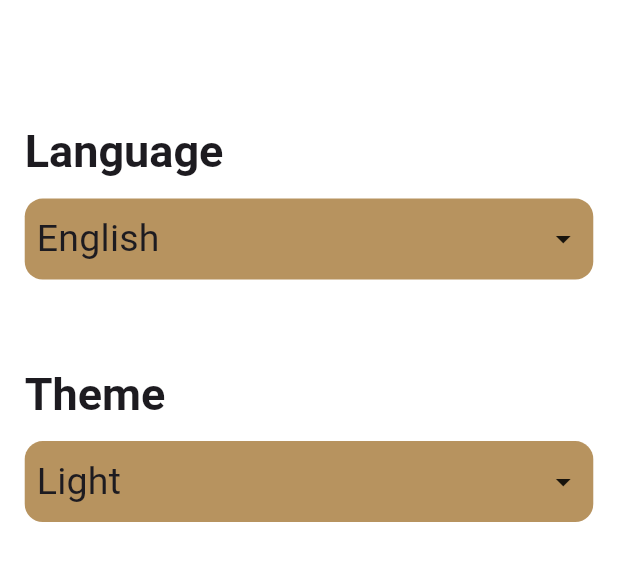
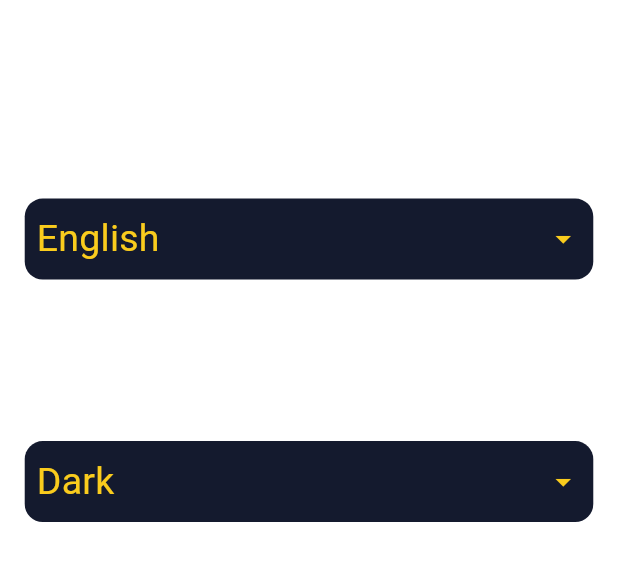
Before and after one commit to ayoussef22/islami_app, a Flutter app: the SettingsTab widget shown alone on an empty page, opened directly, on a phone screen of 412 x 824 dp. Shown: the top 561 px of the screen. Run offline on Flutter 3.47's test engine with Material 3 defaults, Android fonts, the phone set to English and light mode, and no system bars; our stand-ins replace shared_preferences; accounts and stored records are empty; generated files the repository leaves out were written again.

```diff
--- a/lib/Home/Settings/SettingsTab.dart
+++ b/lib/Home/Settings/SettingsTab.dart
@@ -2,6 +2,7 @@ import 'package:flutter/material.dart';
 import 'package:islami_app/Home/Settings/LanguageBottomSheet.dart';
 import 'package:flutter_gen/gen_l10n/app_localizations.dart';
 import 'package:islami_app/Home/Settings/ThemeBottomSheet.dart';
+import 'package:islami_app/MyTheme.dart';
 import 'package:islami_app/Providers/AppConfigProvider.dart';
 import 'package:provider/provider.dart';
 
@@ -41,7 +42,11 @@ class _SettingsTabState extends State<SettingsTab> {
                 Text(provider.appLanguage=='en'?
                 AppLocalizations.of(context)!.english :
                 AppLocalizations.of(context)!.arabic
-                  ,style: Theme.of(context).textTheme.titleMedium,), Icon(Icons.arrow_drop_down_outlined)
+                  ,style: Theme.of(context).textTheme.titleMedium,),
+                Icon(Icons.arrow_drop_down_outlined,
+                    color: provider.appTheme==ThemeMode.dark?
+                    MyTheme.yellowColor:
+                    Colors.black)
               ],
             ),
           ),
@@ -66,7 +71,11 @@ class _SettingsTabState extends State<SettingsTab> {
                   Text(provider.appTheme==ThemeMode.dark?
                   AppLocalizations.of(context)!.dark :
                   AppLocalizations.of(context)!.light
-                    ,style: Theme.of(context).textTheme.titleMedium), Icon(Icons.arrow_drop_down_outlined)
+                    ,style: Theme.of(context).textTheme.titleMedium),
+                  Icon(Icons.arrow_drop_down_outlined,
+                  color: provider.appTheme==ThemeMode.dark?
+                    MyTheme.yellowColor:
+                    Colors.black)
                 ],
               ),
             ),
--- a/lib/Providers/AppConfigProvider.dart
+++ b/lib/Providers/AppConfigProvider.dart
@@ -1,22 +1,37 @@
 import 'package:flutter/material.dart';
+import 'package:shared_preferences/shared_preferences.dart';
 
 class AppConfigProvider extends ChangeNotifier{
   String appLanguage='en';
-  ThemeMode appTheme=ThemeMode.light;
+  ThemeMode appTheme=ThemeMode.system;
 
-  void ChangeAppLanguage(String newLanguage){
+   late final SharedPreferences prefs;
+  void init()async{
+    prefs=await SharedPreferences.getInstance();
+    appLanguage=prefs.getString("language")??'en';
+    String theme=prefs.getString("theme")??'light';
+    if(theme==ThemeMode.light){
+      appTheme=ThemeMode.light;
+    }else{
+      appTheme=ThemeMode.dark;
+    }
+    notifyListeners();
+  }
+  void ChangeAppLanguage(String newLanguage)async{
     if(appLanguage==newLanguage){
       return;
     }
     appLanguage=newLanguage;
+    await prefs.setString("language", newLanguage);
     notifyListeners();
   }
 
-  void ChangeAppTheme(ThemeMode newTheme){
+  void ChangeAppTheme(ThemeMode newTheme) async{
     if(appTheme==newTheme){
       return;
     }
     appTheme=newTheme;
+    await prefs.setString('theme', newTheme==ThemeMode.light?"light":"dark");
     notifyListeners();
   }
 }
--- a/lib/main.dart
+++ b/lib/main.dart
@@ -6,9 +6,10 @@ import 'package:islami_app/MyTheme.dart';
 import 'package:flutter_gen/gen_l10n/app_localizations.dart';
 import 'package:islami_app/Providers/AppConfigProvider.dart';
 import 'package:provider/provider.dart';
-void main(){
+void main()async{
+  WidgetsFlutterBinding.ensureInitialized();
   runApp(ChangeNotifierProvider(
-    create: (context)=>AppConfigProvider(),
+    create: (context)=>AppConfigProvider()..init(),
       child: MyApp()));
 }
 class MyApp extends StatelessWidget{
--- a/pubspec.yaml
+++ b/pubspec.yaml
@@ -35,6 +35,7 @@ dependencies:
     sdk: flutter
   intl: any
   provider: ^6.1.1
+  shared_preferences: ^2.2.2
 
 
   # The following adds the Cupertino Icons font to your application.
```
Also changed, not shown: pubspec.lock.
